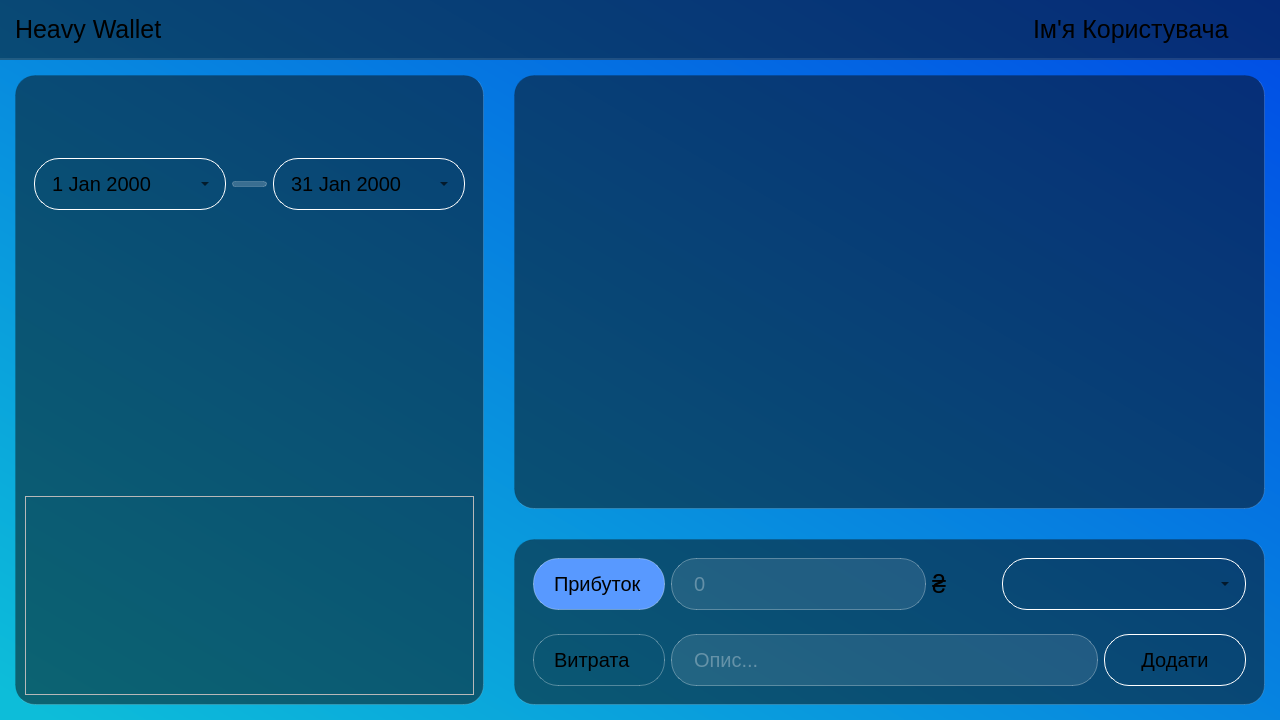
Qt form budget_manager_frontend/forms/mainwindow.ui (BogdanKalysh/budget_manager_app) before a commit.
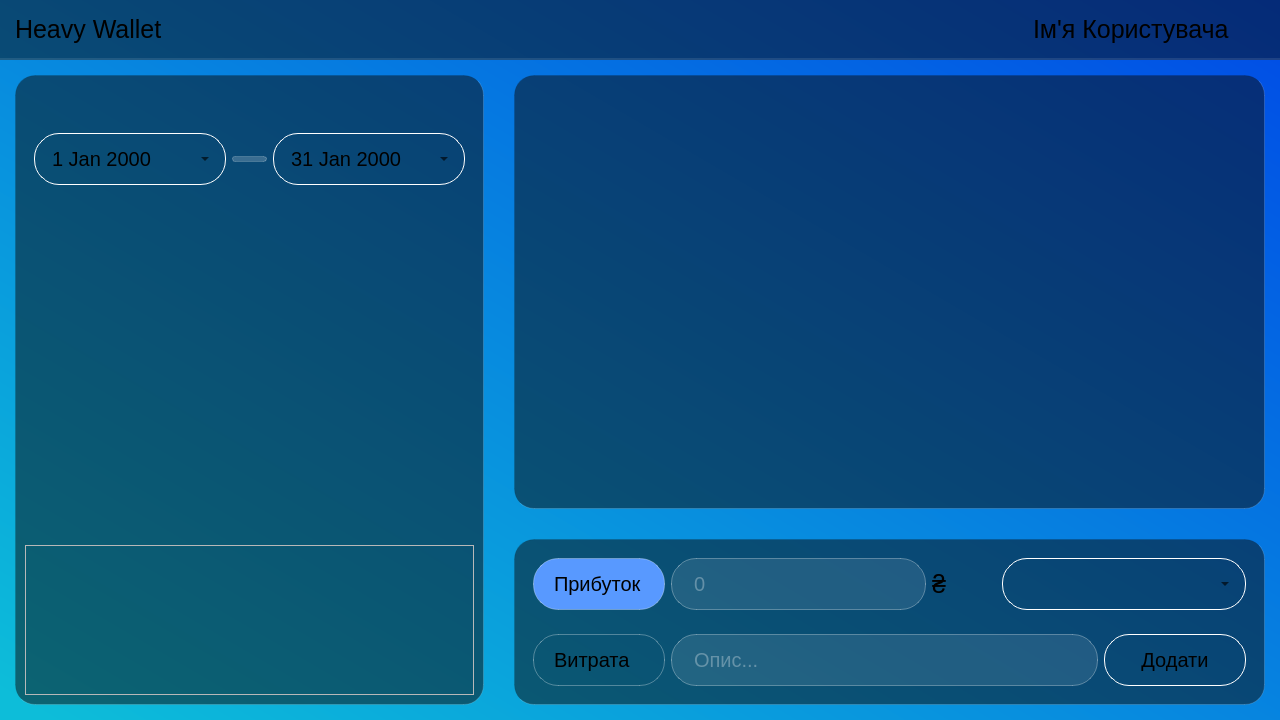
The same form after that commit. Icons and pictures are not drawn.

What changed in the file:
```diff
--- a/budget_manager_frontend/forms/mainwindow.ui
+++ b/budget_manager_frontend/forms/mainwindow.ui
@@ -592,7 +592,13 @@
            </widget>
           </item>
           <item>
-           <widget class="QFrame" name="pieChart2">
+           <widget class="QFrame" name="pieChartDonut">
+            <property name="minimumSize">
+             <size>
+              <width>0</width>
+              <height>300</height>
+             </size>
+            </property>
             <property name="styleSheet">
              <string notr="true">QFrame{
 	background: transparent;
```
Left out of the diff: 313 changed lines with no effect on the pictures.
